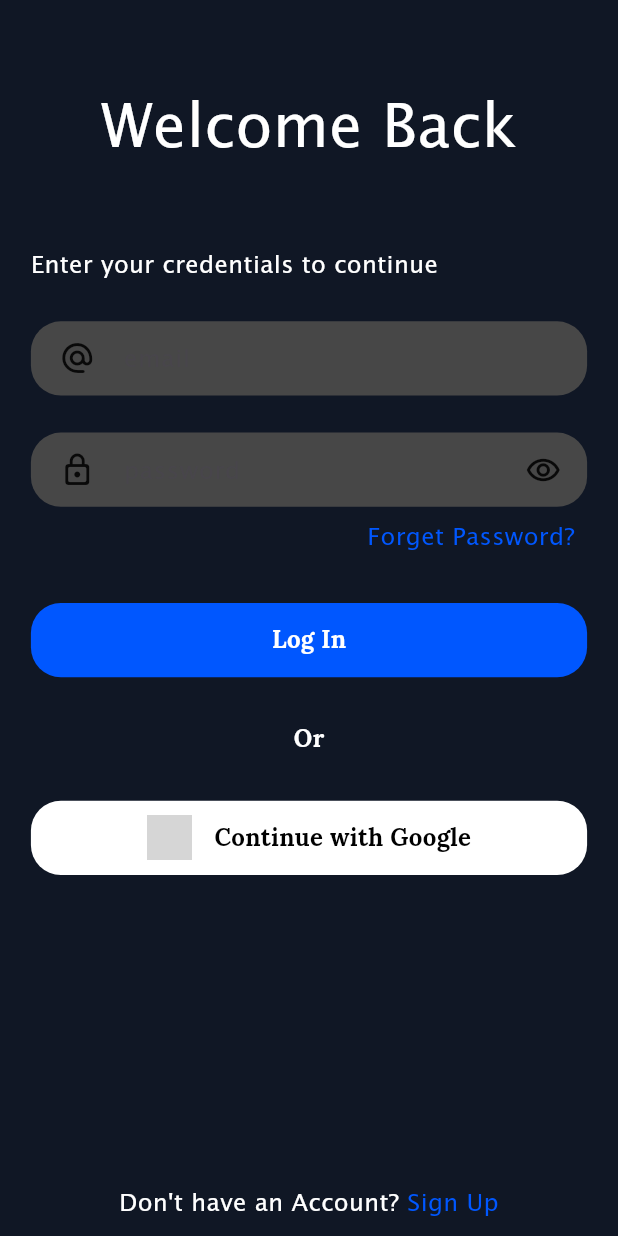
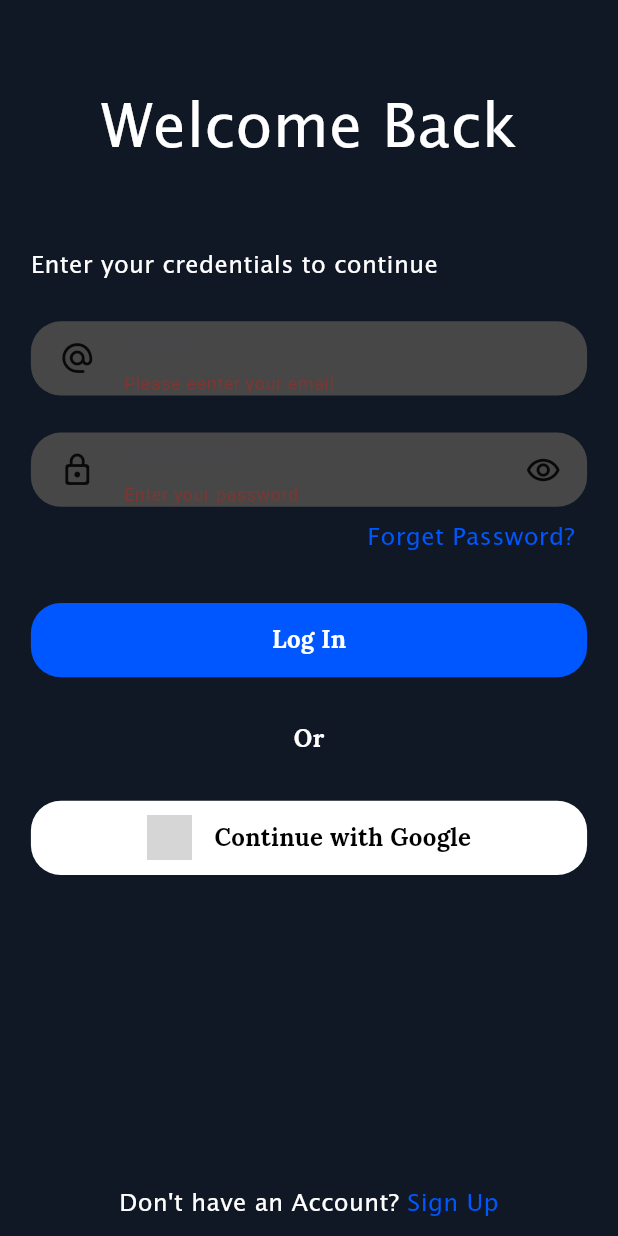
Before and after one commit to SurangaSW1997/topup, a Flutter app: the screen it shows after launch, after a tap on "LOG IN", after a tap on "Log In", on a phone screen of 412 x 824 dp. Run offline on Flutter 3.47's test engine with Material 3 defaults, Android fonts, the light colour scheme and no system bars; our stand-ins replace firebase_auth, firebase_core, floating_bottom_navigation_bar, google_sign_in; accounts and stored records are empty; grey boxes are pictures that could not be loaded.

Commit message:
implement login firebase wiith lgin page

```diff
--- a/lib/loginpage.dart
+++ b/lib/loginpage.dart
@@ -1,9 +1,11 @@
+// ignore_for_file: use_build_context_synchronously
+
+import 'package:firebase_auth/firebase_auth.dart';
 import 'package:flutter/material.dart';
 import 'package:provider/provider.dart';
-
 import 'package:topup/connect.dart';
 import 'package:topup/googlesignin.dart';
-
+import 'package:topup/homepage.dart';
 import 'package:topup/signuppage.dart';
 
 class LogIn extends StatefulWidget {
@@ -14,8 +16,30 @@ class LogIn extends StatefulWidget {
 }
 
 class _LogInState extends State<LogIn> {
+  final FirebaseAuth _auth = FirebaseAuth.instance;
+  final GlobalKey<FormState> _formkey = GlobalKey<FormState>();
+  final TextEditingController _emailController = TextEditingController();
   final TextEditingController _passwordController = TextEditingController();
   bool _obscureText = true;
+
+  String _email = "";
+  String _password = "";
+
+  void _loginWidget() async {
+    try {
+      UserCredential userCredential = await _auth.signInWithEmailAndPassword(
+          email: _email, password: _password);
+      Navigator.pushReplacement(
+        context,
+        MaterialPageRoute(
+          builder: (context) => const HomePage(),
+        ),
+      );
+    } catch (e) {
+      print("Error during Login: $e ");
+    }
+  }
+
   @override
   Widget build(BuildContext context) {
     final width = MediaQuery.of(context).size.width;
@@ -34,6 +58,8 @@ class _LogInState extends State<LogIn> {
               flex: 18,
               child: SizedBox(
                 width: width * .9,
+                child: Form(
+                  key: _formkey,
                   child: Column(
                     children: [
                       Padding(
@@ -88,12 +114,25 @@ class _LogInState extends State<LogIn> {
                                 opacity: .5,
                                 child: Padding(
                                   padding: EdgeInsets.only(right: width * .13),
-                                child: const TextField(
+                                  child: TextFormField(
+                                    controller: _emailController,
                                     keyboardType: TextInputType.emailAddress,
-                                  decoration: InputDecoration(
+                                    decoration: const InputDecoration(
                                         border: InputBorder.none,
                                         hintText: "email"),
-                                  style: TextStyle(
+                                    validator: (value) {
+                                      if (value == null || value.isEmpty) {
+                                        return "Please eenter your email";
+                                      } else {
+                                        return null;
+                                      }
+                                    },
+                                    onChanged: (value) {
+                                      setState(() {
+                                        _email = value;
+                                      });
+                                    },
+                                    style: const TextStyle(
                                       fontFamily: 'Lucida Sans',
                                       fontSize: 16,
                                       color: Colors.white,
@@ -128,13 +167,25 @@ class _LogInState extends State<LogIn> {
                                 opacity: .5,
                                 child: Padding(
                                   padding: EdgeInsets.only(right: width * .03),
-                                child: TextField(
+                                  child: TextFormField(
                                     obscureText: _obscureText,
                                     controller: _passwordController,
                                     keyboardType: TextInputType.visiblePassword,
                                     decoration: const InputDecoration(
                                         border: InputBorder.none,
                                         hintText: "password"),
+                                    validator: (value) {
+                                      if (value == null || value.isEmpty) {
+                                        return "Enter your password";
+                                      } else {
+                                        return null;
+                                      }
+                                    },
+                                    onChanged: (value) {
+                                      setState(() {
+                                        _password = value;
+                                      });
+                                    },
                                     style: const TextStyle(
                                       fontFamily: 'Lucida Sans',
                                       fontSize: 16,
@@ -153,8 +204,8 @@ class _LogInState extends State<LogIn> {
                                       _obscureText = !_obscureText;
                                     });
                                   },
-                                child:
-                                    const Icon(Icons.remove_red_eye_outlined)),
+                                  child: const Icon(
+                                      Icons.remove_red_eye_outlined)),
                             ),
                           ],
                         ),
@@ -180,7 +231,11 @@ class _LogInState extends State<LogIn> {
                         height: height * .04,
                       ),
                       GestureDetector(
-                      onTap: () {},
+                        onTap: () {
+                          if (_formkey.currentState!.validate()) {
+                            _loginWidget();
+                          }
+                        },
                         child: Container(
                           decoration: BoxDecoration(
                               color: const Color.fromRGBO(0, 87, 255, 1),
@@ -219,7 +274,7 @@ class _LogInState extends State<LogIn> {
                           Navigator.pushReplacement(
                             context,
                             MaterialPageRoute(
-                            builder: (context) => Connect(),
+                              builder: (context) => const Connect(),
                             ),
                           );
                         },
@@ -289,6 +344,7 @@ class _LogInState extends State<LogIn> {
                   ),
                 ),
               ),
+            ),
             Expanded(
               flex: 1,
               child: Container(),
```
Lines whose indentation alone changed are shown as unchanged.
